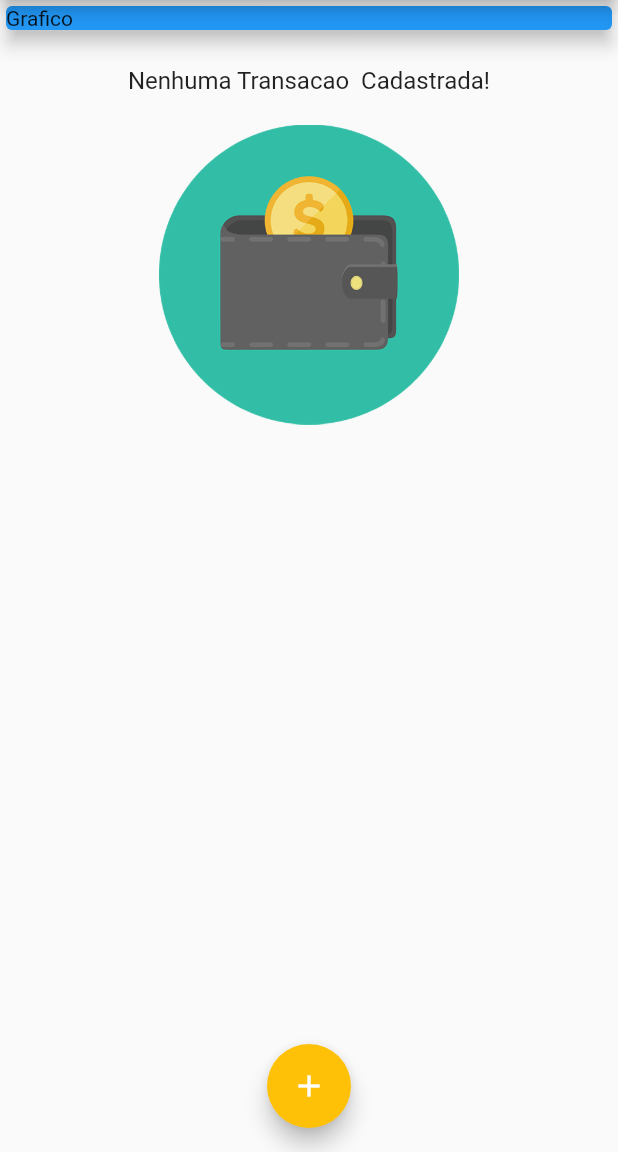
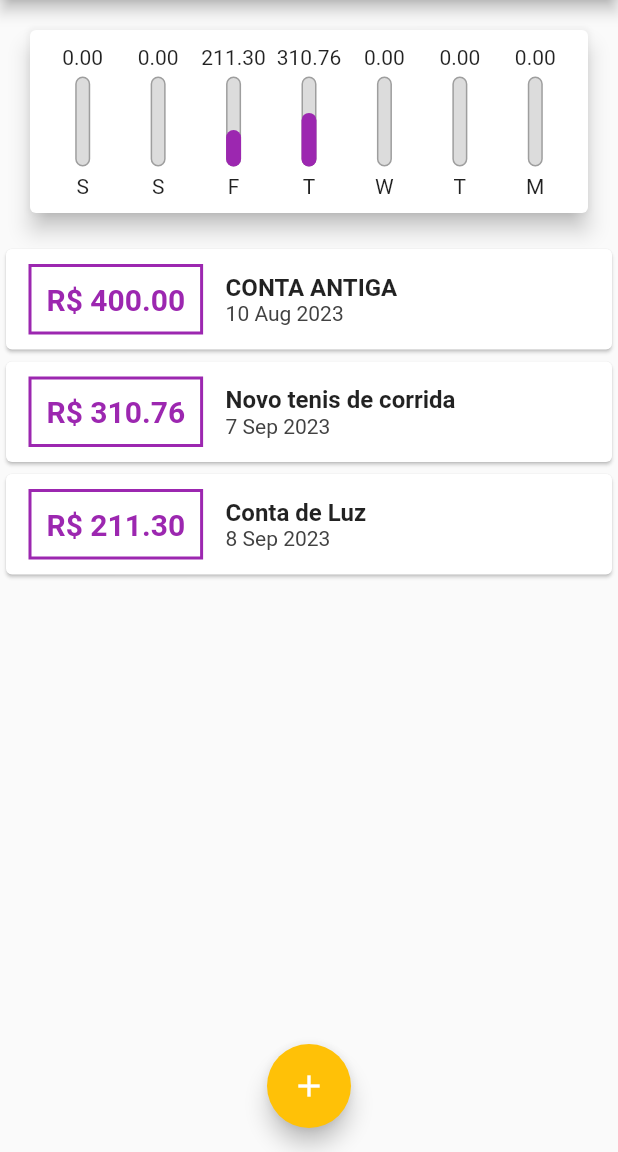
Before and after one commit to bernardoxm/Despesas-pessoais, a Flutter app: the screen it shows after launch, on a phone screen of 412 x 824 dp, the part 84-1236 px from its top. Run offline on Flutter 3.47's test engine with Material 2 defaults, Android fonts, the phone set to English and light mode, and no system bars.

Commit message:
correcao bugs

```diff
--- /dev/null
+++ b/despesas_pessoais/lib/components/chart.dart
@@ -0,0 +1,72 @@
+import 'package:despesas_pessoais/models/transaction.dart';
+import 'package:flutter/material.dart';
+import 'package:intl/intl.dart';
+
+import 'chart_bar.dart';
+
+
+class Chart extends StatelessWidget {
+  final List<Transaction> recentTransaction;
+  Chart(this.recentTransaction);
+
+  List<Map<String, Object>> get groupedTransactions {
+    return List.generate(7, (index) {
+      final weekDay = DateTime.now().subtract(
+        Duration(days: index),
+      );
+      double totalSum = 0.0;
+      for (var i = 0; i < recentTransaction.length; i++) {
+        bool sameDay = recentTransaction[i].date.day == weekDay.day;
+        bool sameMonth = recentTransaction[i].date.month == weekDay.month;
+        bool sameYear = recentTransaction[i].date.year == weekDay.year;
+
+        if (sameDay && sameMonth && sameYear) {
+          totalSum += recentTransaction[i].value;
+        }
+      }
+
+
+        return {
+        'day': DateFormat.E().format(weekDay)[0],
+        'value': totalSum,
+      };
+
+    });
+
+  }
+double get _weekTotalValue{
+return groupedTransactions.fold(0.0, (sum, tr)
+{return sum + (tr['value'] as double);
+});
+
+}
+  @override
+  Widget build(BuildContext context) {
+    // TODO: implement build
+    return Card(
+      elevation: 6,
+      margin: EdgeInsets.all(20),
+      child: Padding(
+        padding: const EdgeInsets.all(10),
+        child: Row(
+          mainAxisAlignment: MainAxisAlignment.spaceAround,
+          children: groupedTransactions.map((tr){
+
+
+            return Flexible (
+              fit: FlexFit.tight,
+
+              child: ChartBar(
+             label: tr['day'] as String,
+            value: tr['value'] as double,
+            percentage:(tr['value'] as double)/ _weekTotalValue,
+            ),
+
+
+            );
+          }).toList(),
+        ),
+      ),
+    );
+  }
+}
--- /dev/null
+++ b/despesas_pessoais/lib/components/chart_bar.dart
@@ -0,0 +1,59 @@
+import 'package:flutter/material.dart';
+
+class ChartBar extends StatelessWidget {
+  final String label;
+  final double value;
+  final double percentage;
+
+  // ignore: use_key_in_widget_constructors
+  const ChartBar({  required this.label,
+     required this.value,
+     required this.percentage,}
+
+);
+
+  @override
+  Widget build(BuildContext context) {
+    // TODO: implement build
+    return Column(
+      children: [
+        FittedBox(child: Text('${value.toStringAsFixed(2)}')),
+        SizedBox(
+          height: 5,
+        ),
+        Container(
+          height: 60,
+          width: 10,
+          child: Stack(
+            alignment: Alignment.bottomCenter,
+            children: <Widget>[
+              Container(
+                decoration: BoxDecoration(
+                  border: Border.all(
+                    color: Colors.grey,
+                    width: 1.0,
+                  ),
+                  color: Color.fromRGBO(220, 220, 220, 1),
+                  borderRadius: BorderRadius.circular(5),
+                ),
+              ),
+              FractionallySizedBox(
+                heightFactor: percentage,
+                child: Container(
+                  decoration: BoxDecoration(
+                    color: Theme.of(context).colorScheme.primary,
+                    borderRadius: BorderRadius.circular(5),
+                  ),
+                ),
+              ),
+            ],
+          ),
+        ),
+        SizedBox(
+          height: 5,
+        ),
+        Text(label),
+      ],
+    );
+  }
+}
--- a/despesas_pessoais/lib/components/transaction_list.dart
+++ b/despesas_pessoais/lib/components/transaction_list.dart
@@ -23,7 +23,7 @@ class TransactionList extends StatelessWidget {
                 Container(
                   height: 200,
                   child: Image.asset(
-                    'assets/images/604a7b7fa322d30f1243b3c1_EGA Futura Gastos 512.png',
+                    './assets/images/604a7b7fa322d30f1243b3c1_EGA Futura Gastos 512.png',
                     fit: BoxFit.cover,
                   ),
                 ),
--- a/despesas_pessoais/lib/main.dart
+++ b/despesas_pessoais/lib/main.dart
@@ -1,5 +1,6 @@
 import 'dart:math';
 
+import 'package:despesas_pessoais/components/chart.dart';
 import 'package:despesas_pessoais/components/transaction_form.dart';
 import 'package:flutter/material.dart';
 
@@ -22,11 +23,10 @@ class ExpensesApp extends StatelessWidget {
         ),
         textTheme: tema.textTheme.copyWith(
           headline6: TextStyle(
-           fontFamily: 'Quicksand',
+            fontFamily: 'Quicksand',
             fontSize: 18,
             fontWeight: FontWeight.bold,
             color: Colors.black,
-
           ),
         ),
         appBarTheme: AppBarTheme(
@@ -35,7 +35,7 @@ class ExpensesApp extends StatelessWidget {
             fontSize: 20,
             fontWeight: FontWeight.bold,
           ),
-         ),
+        ),
       ),
     );
   }
@@ -48,20 +48,34 @@ class MyHomePage extends StatefulWidget {
 
 class _MyHomePageState extends State<MyHomePage> {
   final List<Transaction> _transactions = [
+    Transaction(
+      id: 't0',
+      title: 'CONTA ANTIGA',
+      value: 400.00,
+      date: DateTime.now().subtract(Duration(days: 31)),
+    ),
+    Transaction(
+      id: 't1',
+      title: 'Novo tenis de corrida',
+      value: 310.76,
+      date: DateTime.now().subtract(Duration(days: 3)),
+    ),
+    Transaction(
+      id: 't2',
+      title: 'Conta de Luz',
+      value: 211.30,
+      date: DateTime.now().subtract(Duration(days: 2)),
+    ),
+  ];
 
-    // Transaction(
-    //   id: 't1',
-    //   title: 'Novo tenis de corrida',
-    //   value: 310.76,
-    //   date: DateTime.now(),
-    // ),
-    // Transaction(
-    //   id: 't2',
-    //   title: 'Conta de Luz',
-    //   value: 211.30,
-    //   date: DateTime.now(),
-    // ),
-  ];
+  List<Transaction> get _recentTrransactions {
+    return _transactions.where((tr) {
+      return tr.date.isAfter(DateTime.now().subtract(
+        Duration(days: 7),
+      ));
+    }).toList();
+  }
+
   _addTransaction(String title, double value) {
     final newTransaction = Transaction(
         id: Random().nextDouble().toString(),
@@ -100,13 +114,7 @@ class _MyHomePageState extends State<MyHomePage> {
         child: Column(
           crossAxisAlignment: CrossAxisAlignment.stretch,
           children: <Widget>[
-            Container(
-              child: Card(
-                child: Text('Grafico'),
-                color: Colors.blue,
-                elevation: 5,
-              ),
-            ),
+           Chart(_recentTrransactions),
             TransactionList(_transactions),
           ],
         ),
--- a/despesas_pessoais/pubspec.yaml
+++ b/despesas_pessoais/pubspec.yaml
@@ -60,7 +60,7 @@ flutter:
 
   # To add assets to your application, add an assets section, like this:
   assets:
-    - assets/images/604a7b7fa322d30f1243b3c1_EGA Futura Gastos 512.png'
+    - assets/images/604a7b7fa322d30f1243b3c1_EGA Futura Gastos 512.png
   # - images/a_dot_ham.jpeg
 
   # An image asset can refer to one or more resolution-specific "variants", see
```
